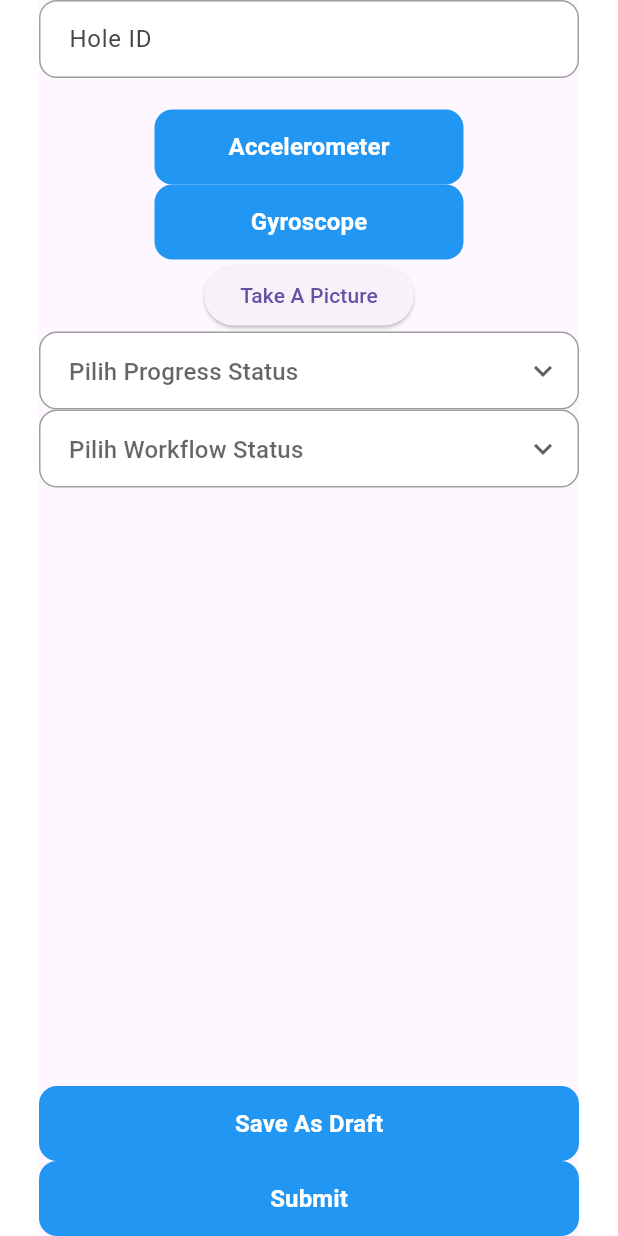
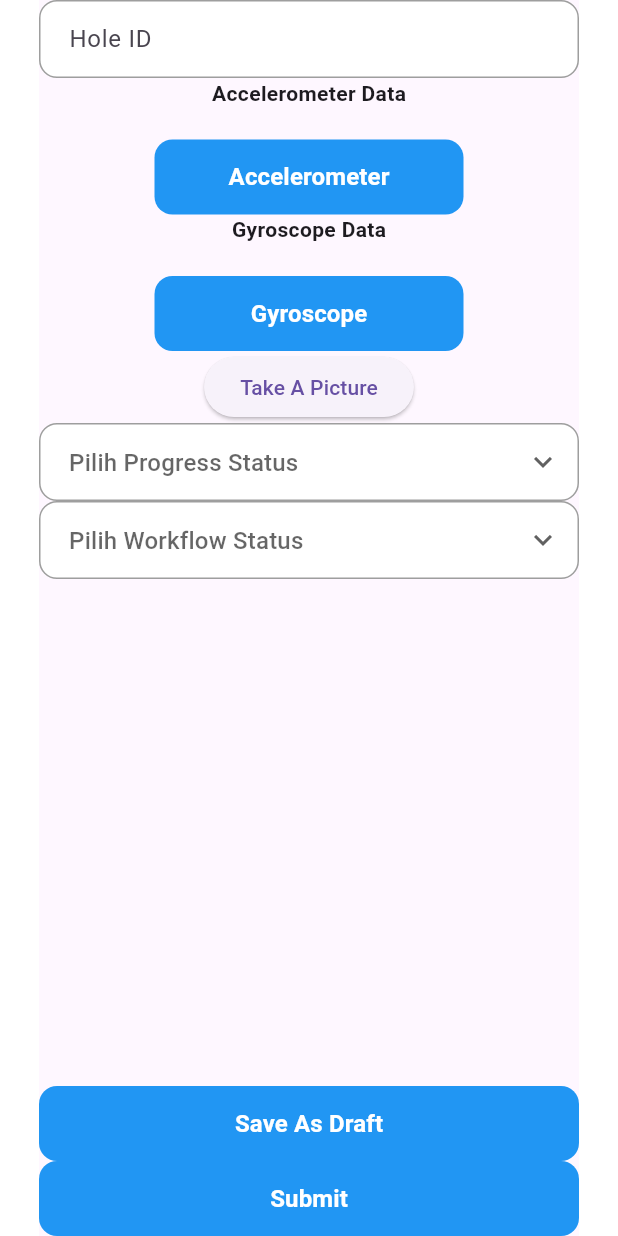
Before and after one commit to gitarefina/drilling-app, a Flutter app: the DrillingPage screen opened by its route, on a phone screen of 412 x 824 dp. Run offline on Flutter 3.47's test engine with Material 3 defaults, Android fonts, the phone set to English and light mode, and no system bars; our stand-ins replace equatable, flutter_bloc, flutter_screenutil, get_it, go_router, image_picker and 2 more; accounts and stored records are empty.

Commit message:
add drilling

```diff
--- a/lib/features/drilling/presentation/drilling_page.dart
+++ b/lib/features/drilling/presentation/drilling_page.dart
@@ -32,10 +32,23 @@ class _DrillingPageState extends State<DrillingPage> {
   String gyroscopeData = "";
   final sensorService = SensorsService();
 
-// Later, after some time:
+
+   final SensorsService sensorsService = SensorsService();
+
+  @override
+  void initState() {
+    super.initState();
+    sensorService.startSensors();
+  }
+
+  String formatXYZ(List<double> xyz) =>
+      "X: ${xyz[0].toStringAsFixed(2)}, "
+      "Y: ${xyz[1].toStringAsFixed(2)}, "
+      "Z: ${xyz[2].toStringAsFixed(2)}";
+
+  // Later, after some time:
   @override
   Widget build(BuildContext context) {
-
     final progressItems = ProgressStatus.values.map((status) {
       return DropdownMenuItem<ProgressStatus>(
         value: status,
@@ -60,7 +73,17 @@ class _DrillingPageState extends State<DrillingPage> {
                   hintText: "Hole ID",
                 ),
 
-                Text(accelerometerData),
+                const Text(
+                  "Accelerometer Data",
+                  style: TextStyle(fontWeight: FontWeight.bold),
+                ),
+                ValueListenableBuilder<List<double>>(
+                  valueListenable: sensorService.accelerometer,
+                  builder: (context, value, child) {
+
+                    return isLoadingAccelerometer ? Text(formatXYZ (value)) : Text("");
+                  },
+                ),
                 CustomButton(
                   width: MediaQuery.of(context).size.width * 0.5,
                   text: "Accelerometer",
@@ -68,7 +91,7 @@ class _DrillingPageState extends State<DrillingPage> {
                     setState(() {
                       sensorService.startSensors();
                       if (isLoadingAccelerometer == true) {
-                        accelerometerData = sensorService.accelerometer.join(", ");
+                        accelerometerData = "";
                       } else {
                         accelerometerData = "";
                       }
@@ -77,7 +100,16 @@ class _DrillingPageState extends State<DrillingPage> {
                   },
                   isLoading: isLoadingAccelerometer,
                 ),
-
+                 Text(
+                  "Gyroscope Data",
+                  style: TextStyle(fontWeight: FontWeight.bold),
+                ),
+                ValueListenableBuilder<List<double>>(
+                  valueListenable: sensorService.gyroscope,
+                  builder: (context, value, child) {
+                    return isLoadingGyroscope ? Text(formatXYZ (value)) : Text("");
+                  },
+                ),
 
                 CustomButton(
                   width: MediaQuery.of(context).size.width * 0.5,
@@ -85,8 +117,8 @@ class _DrillingPageState extends State<DrillingPage> {
                   onPressed: () {
                     setState(() {
                       if (isLoadingGyroscope == true) {
-                        gyroscopeData = sensorService.gyroscope.join(", ");
-                       } else {
+                        gyroscopeData = "";
+                      } else {
                         gyroscopeData = "";
                       }
 
--- a/packages/camera_service/pubspec.yaml
+++ b/packages/camera_service/pubspec.yaml
@@ -11,6 +11,7 @@ dependencies:
   flutter:
     sdk: flutter
   image_picker: ^1.2.1
+  path_provider: ^2.1.5
 
 dev_dependencies:
   flutter_test:
--- a/packages/sensors/lib/sensors_service.dart
+++ b/packages/sensors/lib/sensors_service.dart
@@ -1,11 +1,13 @@
+import 'package:flutter/foundation.dart';
 import 'package:sensors_plus/sensors_plus.dart';
 
 class SensorsService {
   final Stream<AccelerometerEvent> _accelerometerStream;
   final Stream<GyroscopeEvent> _gyroscopeStream;
 
-  List<double> accelerometer = [0, 0, 0]; // [x, y, z]
-  List<double> gyroscope = [0, 0, 0];     // [x, y, z]
+  // ValueNotifiers to notify UI on changes
+  ValueNotifier<List<double>> accelerometer = ValueNotifier([0, 0, 0]); // [x, y, z]
+  ValueNotifier<List<double>> gyroscope = ValueNotifier([0, 0, 0]);     // [x, y, z]
 
   SensorsService({
     Stream<AccelerometerEvent>? accelerometerStream,
@@ -15,13 +17,11 @@ class SensorsService {
 
   void startSensors() {
     _accelerometerStream.listen((event) {
-      accelerometer = [event.x, event.y, event.z];
-      print("Accelerometer: $accelerometer");
+      accelerometer.value = [event.x, event.y, event.z];
     });
 
     _gyroscopeStream.listen((event) {
-      gyroscope = [event.x, event.y, event.z];
-      print("Gyroscope: $gyroscope");
+      gyroscope.value = [event.x, event.y, event.z];
     });
   }
 }
```
Also changed, not shown: lib/features/homepage/presentation/home_page_draft.dart (+4 -3 lines), lib/features/homepage/presentation/home_page_submit.dart (+5 -2 lines), packages/camera_service/lib/camera_service.dart (+22 -1 lines), pubspec.lock, 2 other files.
